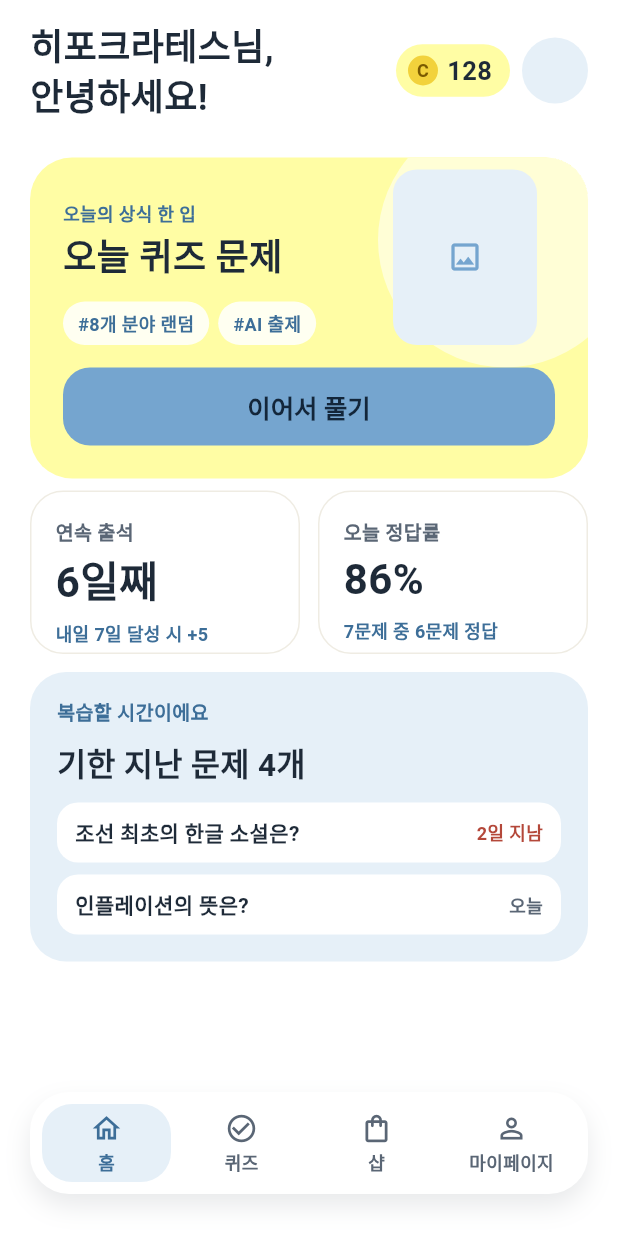
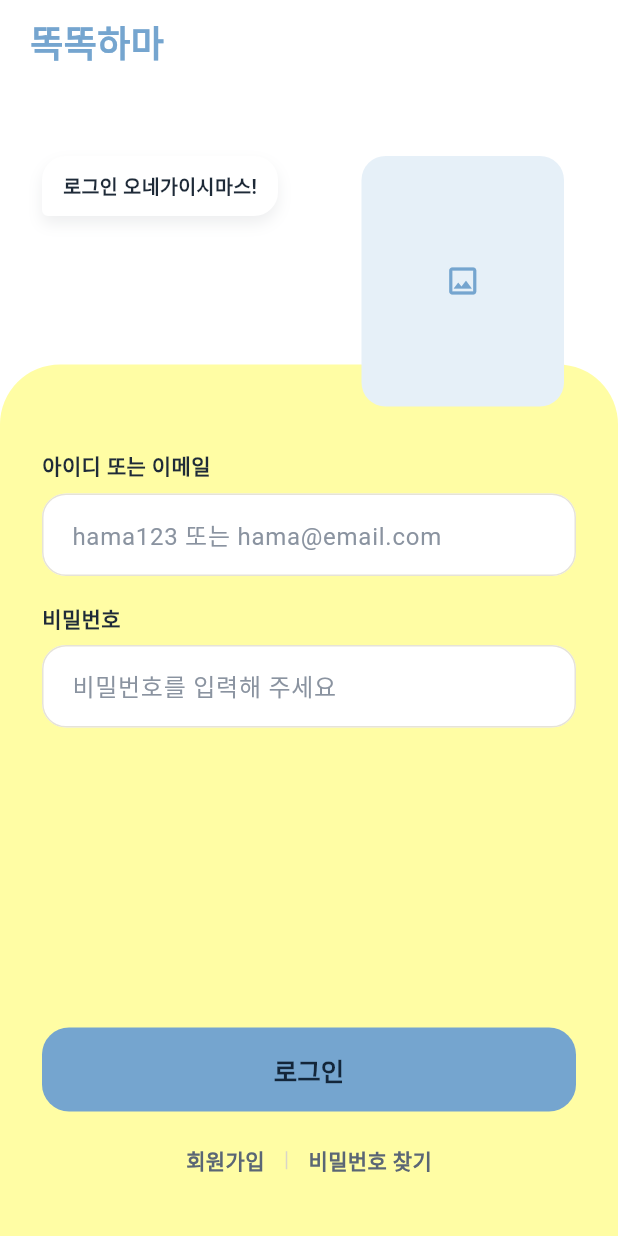
Before and after one commit to team-hippocrates/hama-frontend, a Flutter app: the screen it shows after launch, on a phone screen of 412 x 824 dp. Run offline on Flutter 3.47's test engine with Material 3 defaults, Android fonts, the phone set to English and light mode, and no system bars; Roboto replaces fonts that are missing (BMJUA, Pretendard).

Commit message:
feat: 로그인 화면 UI 및 공용 입력칸(AppTextField) 추가

```diff
--- a/lib/main.dart
+++ b/lib/main.dart
@@ -1,6 +1,7 @@
 import 'package:flutter/material.dart';
 import 'theme/app_theme.dart';
 import 'screens/main_screen.dart';
+import 'screens/auth/login_screen.dart'; // ← import 추가
 
 void main() {
   runApp(const MyApp());
@@ -15,7 +16,7 @@ class MyApp extends StatelessWidget {
       title: '똑똑하마',
       debugShowCheckedModeBanner: false,
       theme: AppTheme.light,
-      home: const MainScreen(),
+      home: const LoginScreen(),
     );
   }
 }
--- /dev/null
+++ b/lib/screens/auth/login_screen.dart
@@ -0,0 +1,173 @@
+import 'package:flutter/material.dart';
+import '../../theme/app_colors.dart';
+import '../../theme/app_text_styles.dart';
+import '../../widgets/app_text_field.dart';
+import '../../widgets/primary_button.dart';
+import '../main_screen.dart';
+
+class LoginScreen extends StatefulWidget {
+  const LoginScreen({super.key});
+
+  @override
+  State<LoginScreen> createState() => _LoginScreenState();
+}
+
+class _LoginScreenState extends State<LoginScreen> {
+  final _idController = TextEditingController();
+  final _passwordController = TextEditingController();
+
+  @override
+  void dispose() {
+    _idController.dispose();
+    _passwordController.dispose();
+    super.dispose();
+  }
+
+  void _login() {
+    // TODO(백엔드): Supabase 로그인 연결 (_idController.text, _passwordController.text)
+    // 지금은 서버 없이 바로 메인 화면으로 이동
+    Navigator.of(
+      context,
+    ).pushReplacement(MaterialPageRoute(builder: (_) => const MainScreen()));
+  }
+
+  @override
+  Widget build(BuildContext context) {
+    return Scaffold(
+      resizeToAvoidBottomInset: false, // 키보드가 올라와도 화면을 줄이지 않음
+      body: SafeArea(
+        bottom: false,
+        child: Stack(
+          children: [
+            // 노란 아래 영역 + 입력 폼
+            Positioned.fill(
+              top: 243,
+              child: Container(
+                padding: const EdgeInsets.fromLTRB(28, 57, 28, 40),
+                decoration: const BoxDecoration(
+                  color: AppColors.yellow,
+                  borderRadius: BorderRadius.vertical(top: Radius.circular(40)),
+                ),
+                child: Column(
+                  crossAxisAlignment: CrossAxisAlignment.start,
+                  children: [
+                    const Text('아이디 또는 이메일', style: AppTextStyles.body),
+                    const SizedBox(height: 8),
+                    AppTextField(
+                      hint: 'hama123 또는 hama@email.com',
+                      controller: _idController,
+                      keyboardType: TextInputType.emailAddress,
+                    ),
+                    const SizedBox(height: 18),
+                    const Text('비밀번호', style: AppTextStyles.body),
+                    const SizedBox(height: 8),
+                    AppTextField(
+                      hint: '비밀번호를 입력해 주세요',
+                      controller: _passwordController,
+                      obscureText: true,
+                    ),
+                    const Spacer(),
+                    PrimaryButton(text: '로그인', onPressed: _login),
+                    const SizedBox(height: 22),
+                    Row(
+                      mainAxisAlignment: MainAxisAlignment.center,
+                      children: [
+                        GestureDetector(
+                          onTap: () {
+                            // TODO: 회원가입 화면으로 이동
+                          },
+                          child: const Text('회원가입', style: AppTextStyles.link),
+                        ),
+                        Container(
+                          width: 1,
+                          height: 12,
+                          margin: const EdgeInsets.symmetric(horizontal: 14),
+                          color: AppColors.divider,
+                        ),
+                        GestureDetector(
+                          onTap: () {
+                            // TODO: 비밀번호 찾기 화면으로 이동
+                          },
+                          child: const Text(
+                            '비밀번호 찾기',
+                            style: AppTextStyles.link,
+                          ),
+                        ),
+                      ],
+                    ),
+                  ],
+                ),
+              ),
+            ),
+            // 왼쪽 위 로고
+            Positioned(
+              top: 12,
+              left: 20,
+              child: Text(
+                '똑똑하마',
+                style: AppTextStyles.headline.copyWith(color: AppColors.blue),
+              ),
+            ),
+            // 말풍선
+            const Positioned(
+              top: 104,
+              left: 28,
+              child: _SpeechBubble('로그인 오네가이시마스!'),
+            ),
+            // TODO(이미지): 하마 이미지로 교체
+            Positioned(
+              top: 104,
+              right: 36,
+              child: Container(
+                width: 135,
+                height: 167,
+                decoration: BoxDecoration(
+                  color: AppColors.blueLight,
+                  borderRadius: BorderRadius.circular(16),
+                ),
+                child: const Icon(Icons.image_outlined, color: AppColors.blue),
+              ),
+            ),
+          ],
+        ),
+      ),
+    );
+  }
+}
+
+// 하마 옆 말풍선
+class _SpeechBubble extends StatelessWidget {
+  const _SpeechBubble(this.text);
+
+  final String text;
+
+  @override
+  Widget build(BuildContext context) {
+    return Container(
+      padding: const EdgeInsets.symmetric(horizontal: 14, vertical: 10),
+      decoration: const BoxDecoration(
+        color: AppColors.surface,
+        borderRadius: BorderRadius.only(
+          topLeft: Radius.circular(16),
+          topRight: Radius.circular(16),
+          bottomRight: Radius.circular(16),
+          bottomLeft: Radius.circular(4), // 꼬리 쪽만 덜 둥글게
+        ),
+        boxShadow: [
+          BoxShadow(
+            color: Color(0x141E2A38),
+            blurRadius: 8,
+            offset: Offset(0, 5),
+          ),
+        ],
+      ),
+      child: Text(
+        text,
+        style: AppTextStyles.body.copyWith(
+          fontSize: 13,
+          fontWeight: FontWeight.w600,
+        ),
+      ),
+    );
+  }
+}
--- a/lib/theme/app_colors.dart
+++ b/lib/theme/app_colors.dart
@@ -20,8 +20,9 @@ class AppColors {
   static const Color textPrimary = Color(0xFF1E2A38); // 기본 글자
   static const Color textSecondary = Color(0xFF5A6675); // 보조 글자, 선택 안 된 탭
   static const Color textOnButton = Color(0xFF13263A); // 하늘색 버튼 위 글자
-  static const Color textHint = Color(0xFFA1A1AA); // 입력칸 안내 문구
-
+  static const Color textHint = Color(0xFF8A93A0); // 입력칸 안내 문구
+  static const Color inputBorder = Color(0xFFE6E3D8); // 입력칸 테두리
+  static const Color divider = Color(0xFFD9D5C8); // "회원가입 | 비밀번호 찾기" 사이 선
   // 기타
   static const Color border = Color(0xFFEFECE3); // 카드 테두리
   static const Color coin = Color(0xFFF2D23C); // 코인 동그라미
--- a/lib/theme/app_text_styles.dart
+++ b/lib/theme/app_text_styles.dart
@@ -101,4 +101,18 @@ class AppTextStyles {
     fontSize: 18,
     color: AppColors.textPrimary,
   );
+  static const TextStyle input = TextStyle(
+    // 입력칸 글자
+    fontFamily: 'Pretendard',
+    fontSize: 16,
+    fontWeight: FontWeight.w400,
+    color: AppColors.textPrimary,
+  );
+  static const TextStyle link = TextStyle(
+    // "회원가입", "비밀번호 찾기"
+    fontFamily: 'Pretendard',
+    fontSize: 14,
+    fontWeight: FontWeight.w600,
+    color: AppColors.textSecondary,
+  );
 }
--- /dev/null
+++ b/lib/widgets/app_text_field.dart
@@ -0,0 +1,46 @@
+import 'package:flutter/material.dart';
+import '../theme/app_colors.dart';
+import '../theme/app_text_styles.dart';
+
+class AppTextField extends StatelessWidget {
+  const AppTextField({
+    super.key,
+    required this.hint,
+    this.controller,
+    this.obscureText = false,
+    this.keyboardType,
+  });
+
+  final String hint; // 안내 문구
+  final TextEditingController? controller; // 입력한 글자를 꺼내 쓰는 도구
+  final bool obscureText; // true면 비밀번호처럼 ●●● 로 가림
+  final TextInputType? keyboardType; // 키보드 종류 (이메일, 숫자 등)
+
+  @override
+  Widget build(BuildContext context) {
+    return TextField(
+      controller: controller,
+      obscureText: obscureText,
+      keyboardType: keyboardType,
+      style: AppTextStyles.input,
+      decoration: InputDecoration(
+        hintText: hint,
+        hintStyle: AppTextStyles.input.copyWith(color: AppColors.textHint),
+        filled: true,
+        fillColor: AppColors.surface,
+        contentPadding: const EdgeInsets.symmetric(
+          horizontal: 16,
+          vertical: 15,
+        ),
+        enabledBorder: OutlineInputBorder(
+          borderRadius: BorderRadius.circular(16),
+          borderSide: const BorderSide(color: AppColors.inputBorder),
+        ),
+        focusedBorder: OutlineInputBorder(
+          borderRadius: BorderRadius.circular(16),
+          borderSide: const BorderSide(color: AppColors.blue, width: 1.5),
+        ),
+      ),
+    );
+  }
+}
```
